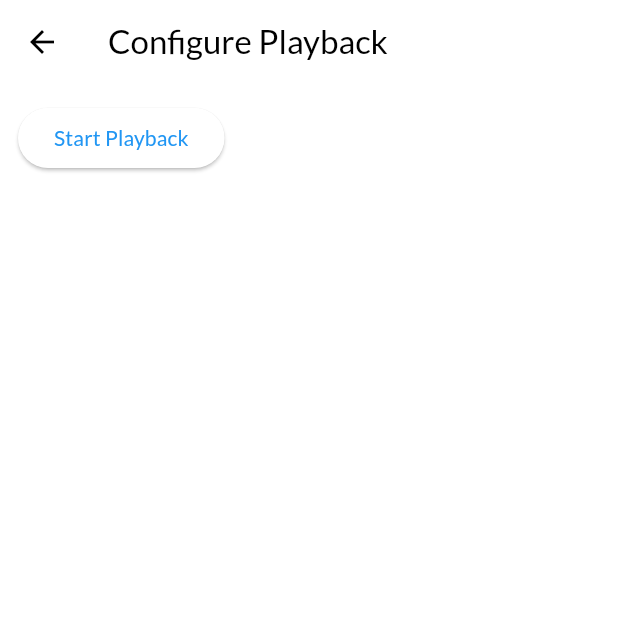
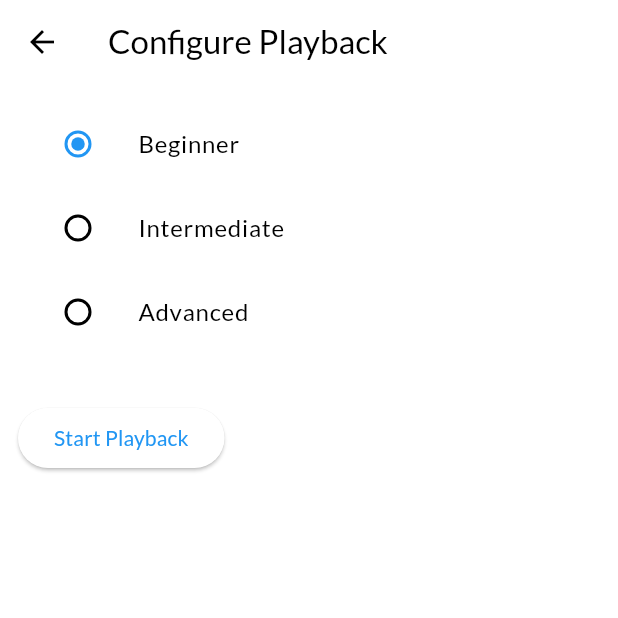
Before and after one commit to tujson/GlossLL, a Flutter app: the ConfigurePlaybackPage screen opened directly with empty values, after a tap on "Start Playback", on a phone screen of 412 x 824 dp, the top half of it. Run offline on Flutter 3.47's test engine with Material 3 defaults, Android fonts, the phone set to English and light mode, and no system bars; our stand-ins replace google_fonts, package_info_plus, shared_preferences; accounts and stored records are empty.

Commit message:
Added proficiency level + redid Playback page

```diff
--- a/lib/src/modules/configure_playback_page.dart/configre_playback_page.dart
+++ b/lib/src/modules/configure_playback_page.dart/configre_playback_page.dart
@@ -4,6 +4,7 @@ import 'package:flutter/material.dart';
 import 'package:flutter/services.dart';
 import 'package:gloss_ll/src/models/subtitle.dart';
 import 'package:gloss_ll/src/modules/playback_page.dart/playback_page.dart';
+import 'package:gloss_ll/src/util/constants.dart';
 import 'package:intl/intl.dart';
 
 class ConfigurePlaybackPageArguments {
@@ -23,6 +24,7 @@ class ConfigurePlaybackPage extends StatefulWidget {
 
 class _ConfigurePlaybackPageState extends State<ConfigurePlaybackPage> {
   final Random _random = Random();
+  ProficiencyLevel _selectedProficiencyLevel = ProficiencyLevel.beginner;
 
   @override
   Widget build(BuildContext context) {
@@ -35,16 +37,22 @@ class _ConfigurePlaybackPageState extends State<ConfigurePlaybackPage> {
         child: SingleChildScrollView(
           padding: const EdgeInsets.all(12.0),
           child: Column(
+            crossAxisAlignment: CrossAxisAlignment.start,
             children: [
+              ..._buildProficiencySelector(),
+              SizedBox(
+                height: 32,
+              ),
               ElevatedButton(
                 onPressed: () async {
-                  String srtContents =
+                  final String srtContents =
                       await rootBundle.loadString(widget.args.srtPath);
 
-                  List<Subtitle> subtitles = _extractSubtitles(srtContents);
+                  final List<Subtitle> subtitles =
+                      _extractSubtitles(srtContents);
 
                   // TODO: Send API request to OpenAI to gloss subtitles according to user level.
-                  List<Subtitle> filteredSubtitles = [];
+                  final List<Subtitle> filteredSubtitles = [];
                   for (var i = 0; i < subtitles.length; i++) {
                     if (_random.nextBool()) {
                       filteredSubtitles.add(subtitles[i]);
@@ -69,6 +77,53 @@ class _ConfigurePlaybackPageState extends State<ConfigurePlaybackPage> {
         ),
       ),
     );
+  }
+
+  List<Widget> _buildProficiencySelector() {
+    return <Widget>[
+      ListTile(
+        title: const Text('Beginner'),
+        leading: Radio<ProficiencyLevel>(
+          value: ProficiencyLevel.beginner,
+          groupValue: _selectedProficiencyLevel,
+          onChanged: (ProficiencyLevel? value) {
+            if (value != null) {
+              setState(() {
+                _selectedProficiencyLevel = value;
+              });
+            }
+          },
+        ),
+      ),
+      ListTile(
+        title: const Text('Intermediate'),
+        leading: Radio<ProficiencyLevel>(
+          value: ProficiencyLevel.intermediate,
+          groupValue: _selectedProficiencyLevel,
+          onChanged: (ProficiencyLevel? value) {
+            if (value != null) {
+              setState(() {
+                _selectedProficiencyLevel = value;
+              });
+            }
+          },
+        ),
+      ),
+      ListTile(
+        title: const Text('Advanced'),
+        leading: Radio<ProficiencyLevel>(
+          value: ProficiencyLevel.advanced,
+          groupValue: _selectedProficiencyLevel,
+          onChanged: (ProficiencyLevel? value) {
+            if (value != null) {
+              setState(() {
+                _selectedProficiencyLevel = value;
+              });
+            }
+          },
+        ),
+      ),
+    ];
   }
 
   List<Subtitle> _extractSubtitles(String srtContents) {
--- a/lib/src/util/constants.dart
+++ b/lib/src/util/constants.dart
@@ -10,3 +10,5 @@ const DARK_MODE_OFF = "ThemeMode.light";
 class GlossLlColors {
   static const Color primaryColor = Color(0xFF76EE00);
 }
+
+enum ProficiencyLevel { beginner, intermediate, advanced }
--- a/lib/src/util/themes.dart
+++ b/lib/src/util/themes.dart
@@ -23,6 +23,7 @@ ThemeData buildThemeData(BuildContext context) {
     cardTheme: CardTheme(
       color: Colors.grey.shade100,
     ),
+    iconTheme: const IconThemeData(color: Colors.black),
     colorScheme: ColorScheme.fromSwatch().copyWith(secondary: Colors.white),
   );
 }
@@ -48,6 +49,7 @@ ThemeData buildDarkThemeData(BuildContext context) {
     listTileTheme: Theme.of(context).listTileTheme.copyWith(
           textColor: Colors.white,
         ),
+    iconTheme: const IconThemeData(color: Colors.white),
     colorScheme: ColorScheme.fromSwatch()
         .copyWith(secondary: Colors.white, brightness: Brightness.dark),
   );
```
Also changed, not shown: lib/src/modules/playback_page.dart/playback_page.dart (+28 -9 lines).
